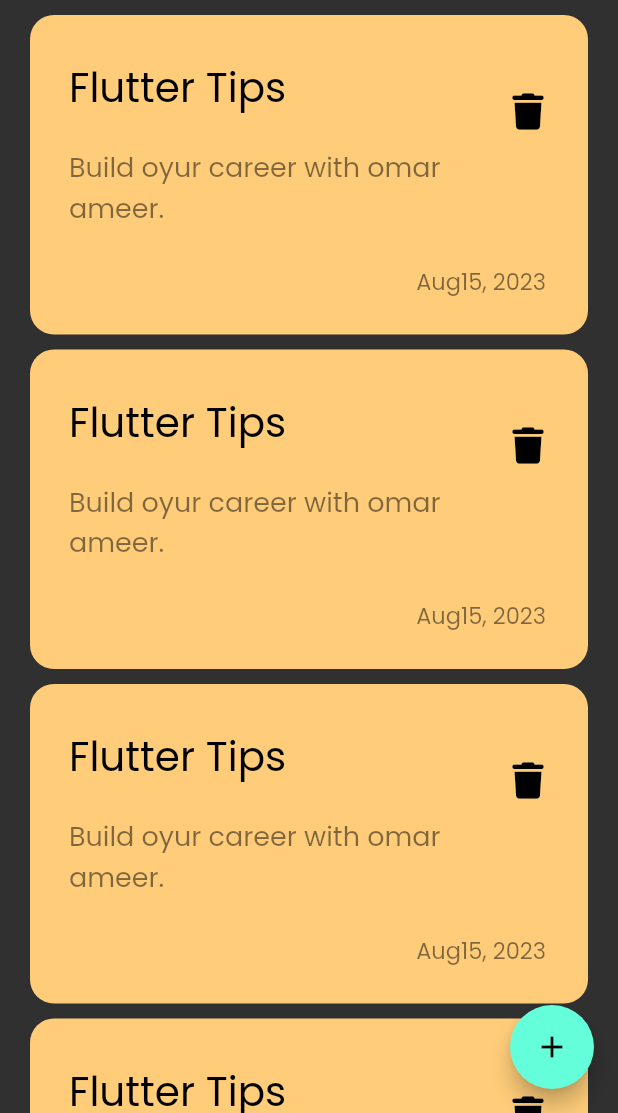
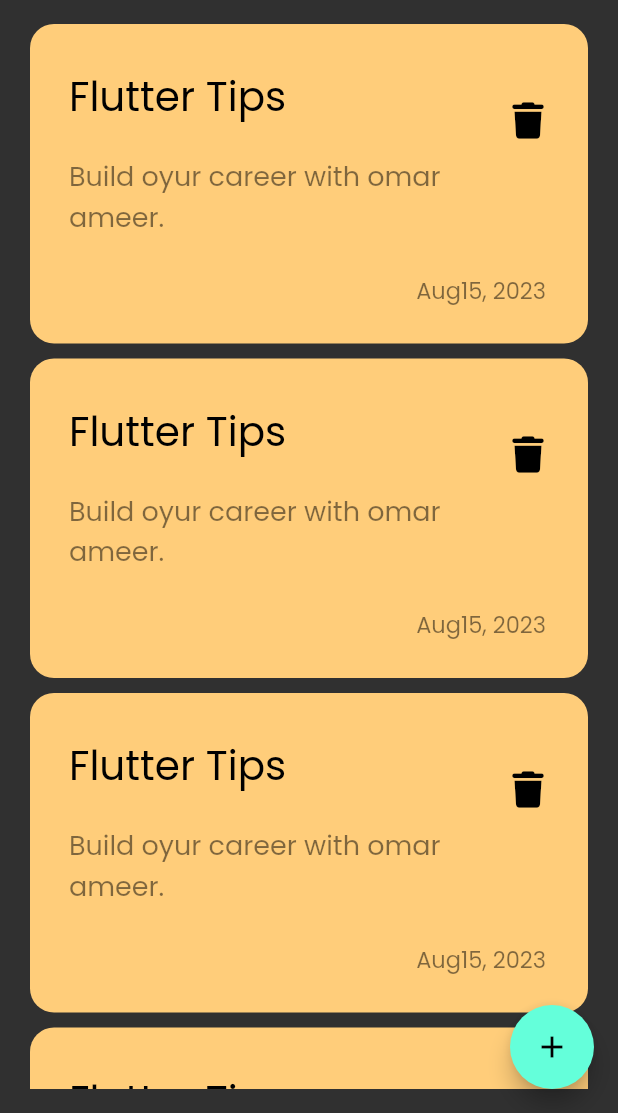
Before and after one commit to OmarAmeer96/notes_app, a Flutter app: the screen it shows after launch, on a phone screen of 412 x 824 dp, the part 123-1236 px from its top. Run offline on Flutter 3.47's test engine with Material 2 defaults, Android fonts, the phone set to English and light mode, and no system bars; our stand-ins replace font_awesome_flutter.

Commit message:
Edit the notes list view.

```diff
--- a/lib/views/widgets/notes_list_view.dart
+++ b/lib/views/widgets/notes_list_view.dart
@@ -7,7 +7,10 @@ class NotesListView extends StatelessWidget {
   @override
   Widget build(BuildContext context) {
     return Expanded(
+      child: Padding(
+        padding: const EdgeInsets.symmetric(vertical: 16),
         child: ListView.builder(
+          padding: const EdgeInsets.all(0),
           physics: const BouncingScrollPhysics(),
           itemCount: 10,
           itemBuilder: (context, index) {
@@ -17,6 +20,7 @@ class NotesListView extends StatelessWidget {
             );
           },
         ),
+      ),
     );
   }
 }
--- a/lib/views/widgets/notes_view_body.dart
+++ b/lib/views/widgets/notes_view_body.dart
@@ -12,9 +12,6 @@ class NotesViewBody extends StatelessWidget {
       child: Column(
         children: [
           CustomAppBar(),
-          SizedBox(
-            height: 10,
-          ),
           NotesListView(),
         ],
       ),
```
Lines whose indentation alone changed are shown as unchanged.
